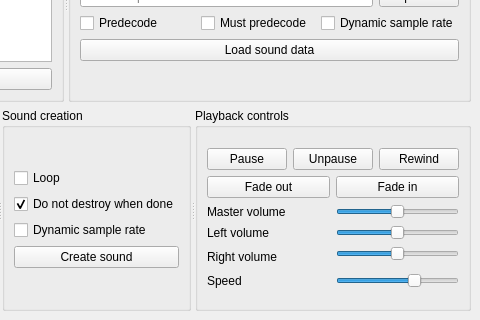
The window that examples/gui-qt/mainwindow.ui (Clownacy/clownaudio) describes before a commit, drawn with Qt 5; both pictures show x 250 to 730 and y 110 to 430 of the 730 by 430 pixel window.
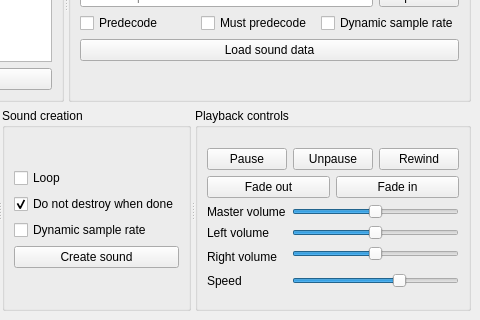
The same window after the commit.

Commit message: Qt6: Correct some spacing in the sliders

Patch:
```diff
--- a/examples/gui-qt/mainwindow.ui
+++ b/examples/gui-qt/mainwindow.ui
@@ -400,7 +400,7 @@
              <bool>true</bool>
             </property>
             <property name="sizePolicy">
-             <sizepolicy hsizetype="Minimum" vsizetype="Fixed">
+             <sizepolicy hsizetype="Expanding" vsizetype="Fixed">
               <horstretch>0</horstretch>
               <verstretch>0</verstretch>
              </sizepolicy>
@@ -444,7 +444,7 @@
              <bool>true</bool>
             </property>
             <property name="sizePolicy">
-             <sizepolicy hsizetype="Minimum" vsizetype="Fixed">
+             <sizepolicy hsizetype="Expanding" vsizetype="Fixed">
               <horstretch>0</horstretch>
               <verstretch>0</verstretch>
              </sizepolicy>
@@ -482,7 +482,7 @@
              <bool>true</bool>
             </property>
             <property name="sizePolicy">
-             <sizepolicy hsizetype="Minimum" vsizetype="Fixed">
+             <sizepolicy hsizetype="Expanding" vsizetype="Fixed">
               <horstretch>0</horstretch>
               <verstretch>0</verstretch>
              </sizepolicy>
@@ -500,6 +500,12 @@
           </item>
           <item row="4" column="0">
            <widget class="QLabel" name="label_Speed">
+            <property name="sizePolicy">
+             <sizepolicy hsizetype="Minimum" vsizetype="Preferred">
+              <horstretch>0</horstretch>
+              <verstretch>0</verstretch>
+             </sizepolicy>
+            </property>
             <property name="text">
              <string>Speed</string>
             </property>
@@ -508,7 +514,7 @@
           <item row="4" column="1">
            <widget class="QSlider" name="horizontalSlider_Speed">
             <property name="sizePolicy">
-             <sizepolicy hsizetype="Minimum" vsizetype="Fixed">
+             <sizepolicy hsizetype="Expanding" vsizetype="Fixed">
               <horstretch>0</horstretch>
               <verstretch>0</verstretch>
              </sizepolicy>
```
